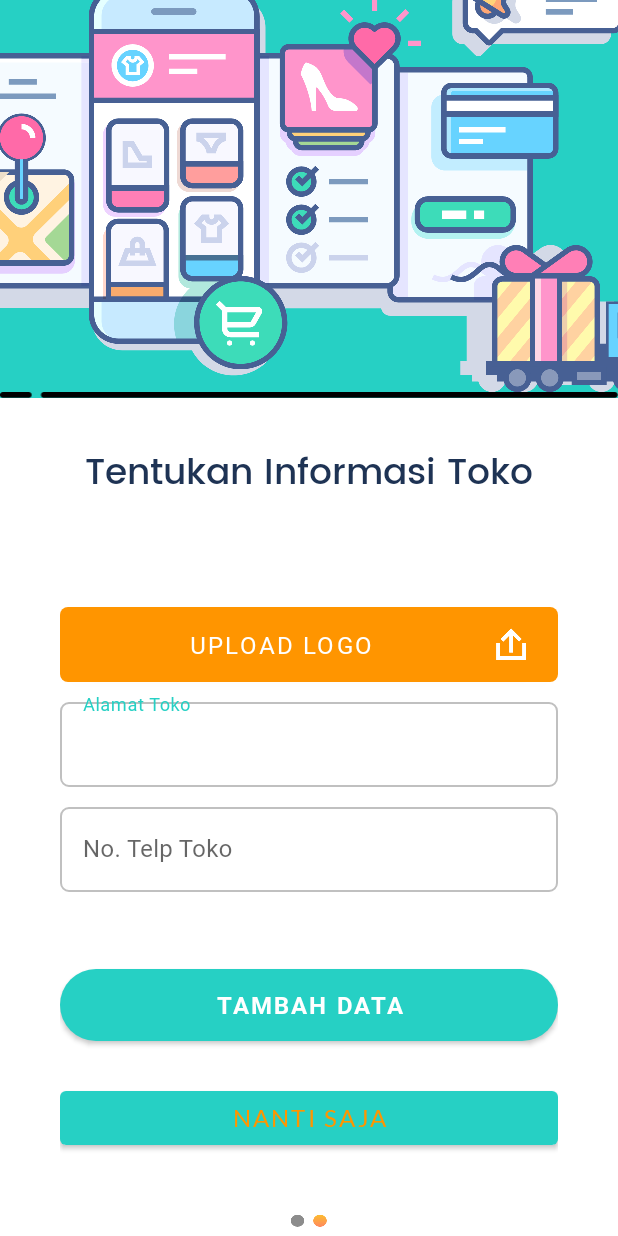
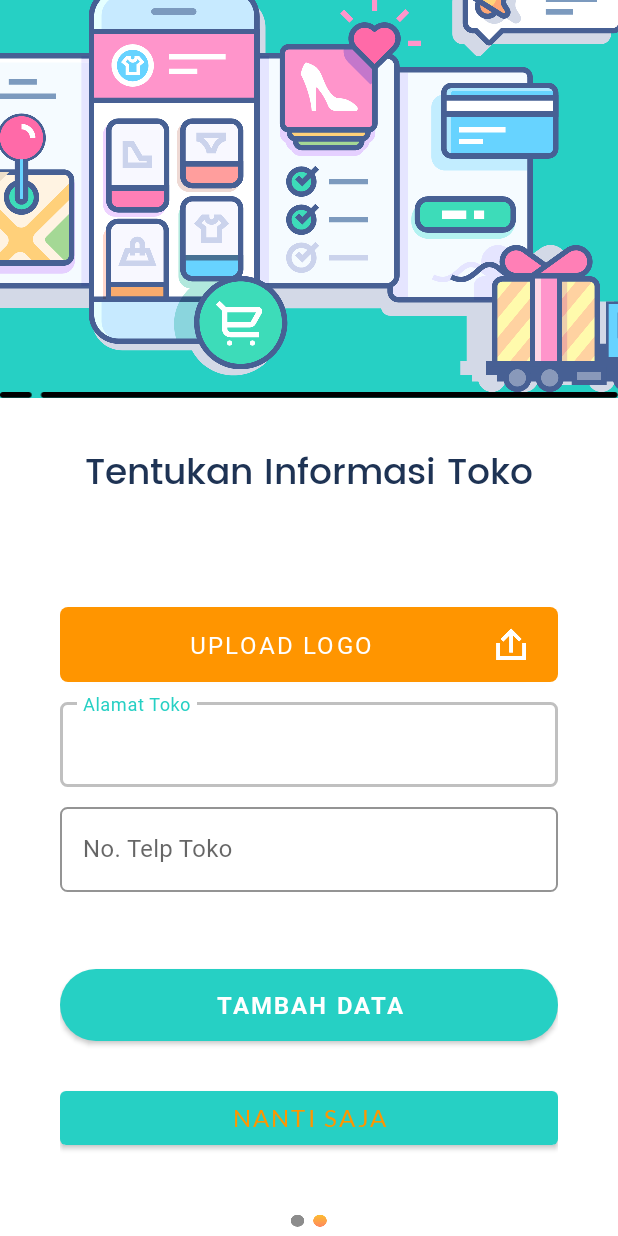
Before and after one commit to arthara/SimplePOS-android, an Android app: the StoreInputActivity screen opened directly, with no data from a screen before it, after a tap on "BUAT TOKO", on a phone screen of 412 x 824 dp. Run offline under Robolectric (Android 15) with nearby library versions, the phone set to English and light mode, and no system bars; our stand-ins replace data binding; libraries missing offline, so code that uses them is left out: com.karumi.dexter, top.defaults.view; plain views replace TextButton; network calls fail; Roboto replaces fonts that are not available here.

Commit message:
Perbaiki tampilan input text pada store input page (#52)

```diff
--- a/app/src/main/res/layout/activity_store_input.xml
+++ b/app/src/main/res/layout/activity_store_input.xml
@@ -114,7 +114,14 @@
                                         android:layout_width="match_parent"
                                         android:layout_height="wrap_content"
                                         app:endIconMode="clear_text"
-                                        style="@style/Widget.MaterialComponents.TextInputLayout.OutlinedBox">
+                                        style="@style/Widget.MaterialComponents.TextInputLayout.OutlinedBox"
+                                        android:hint="@string/prompt_store"
+                                        app:boxStrokeColor="@color/gray"
+                                        app:boxStrokeWidth="1dp"
+                                        app:boxCornerRadiusBottomEnd="5dp"
+                                        app:boxCornerRadiusBottomStart="5dp"
+                                        app:boxCornerRadiusTopEnd="5dp"
+                                        app:boxCornerRadiusTopStart="5dp">
 
                                         <EditText
                                             android:id="@+id/namaToko"
@@ -122,11 +129,7 @@
                                             android:layout_height="wrap_content"
                                             android:fontFamily="@font/roboto_regular"
                                             android:textSize="16sp"
-                                            android:textColorHint="@color/lightblue"
-                                            app:backgroundTint="@null"
                                             android:textColor="@color/dark_black"
-                                            android:hint="@string/prompt_store"
-                                            android:background="@drawable/rounded_edittext1"
                                             android:paddingStart="15dp"
                                             android:paddingEnd="15dp"
                                             android:inputType="textPersonName"
@@ -290,7 +293,14 @@
                                         android:layout_height="wrap_content"
                                         android:layout_marginTop="8dp"
                                         app:endIconMode="clear_text"
-                                        style="@style/Widget.MaterialComponents.TextInputLayout.OutlinedBox">
+                                        style="@style/Widget.MaterialComponents.TextInputLayout.OutlinedBox"
+                                        android:hint="@string/prompt_alamatToko"
+                                        app:boxStrokeColor="@color/gray"
+                                        app:boxStrokeWidth="1dp"
+                                        app:boxCornerRadiusBottomEnd="5dp"
+                                        app:boxCornerRadiusBottomStart="5dp"
+                                        app:boxCornerRadiusTopEnd="5dp"
+                                        app:boxCornerRadiusTopStart="5dp">
 
                                         <EditText
                                             android:id="@+id/alamatToko"
@@ -298,10 +308,7 @@
                                             android:layout_height="wrap_content"
                                             android:fontFamily="@font/roboto_regular"
                                             android:textSize="16sp"
-                                            android:textColorHint="@color/lightblue"
                                             android:textColor="@color/dark_black"
-                                            android:hint="@string/prompt_alamatToko"
-                                            android:background="@drawable/rounded_edittext1"
                                             android:paddingStart="15dp"
                                             android:paddingEnd="15dp"
                                             android:inputType="textLongMessage"
@@ -314,7 +321,14 @@
                                         android:layout_height="wrap_content"
                                         android:layout_marginTop="8dp"
                                         app:endIconMode="clear_text"
-                                        style="@style/Widget.MaterialComponents.TextInputLayout.OutlinedBox">
+                                        style="@style/Widget.MaterialComponents.TextInputLayout.OutlinedBox"
+                                        android:hint="@string/prompt_noTelpToko"
+                                        app:boxStrokeColor="@color/gray"
+                                        app:boxStrokeWidth="1dp"
+                                        app:boxCornerRadiusBottomEnd="5dp"
+                                        app:boxCornerRadiusBottomStart="5dp"
+                                        app:boxCornerRadiusTopEnd="5dp"
+                                        app:boxCornerRadiusTopStart="5dp">
 
                                         <EditText
                                             android:id="@+id/noTelpToko"
@@ -322,10 +336,7 @@
                                             android:layout_height="wrap_content"
                                             android:fontFamily="@font/roboto_regular"
                                             android:textSize="16sp"
-                                            android:textColorHint="@color/lightblue"
                                             android:textColor="@color/dark_black"
-                                            android:hint="@string/prompt_noTelpToko"
-                                            android:background="@drawable/rounded_edittext1"
                                             android:paddingStart="15dp"
                                             android:paddingEnd="15dp"
                                             android:inputType="phone"
```
